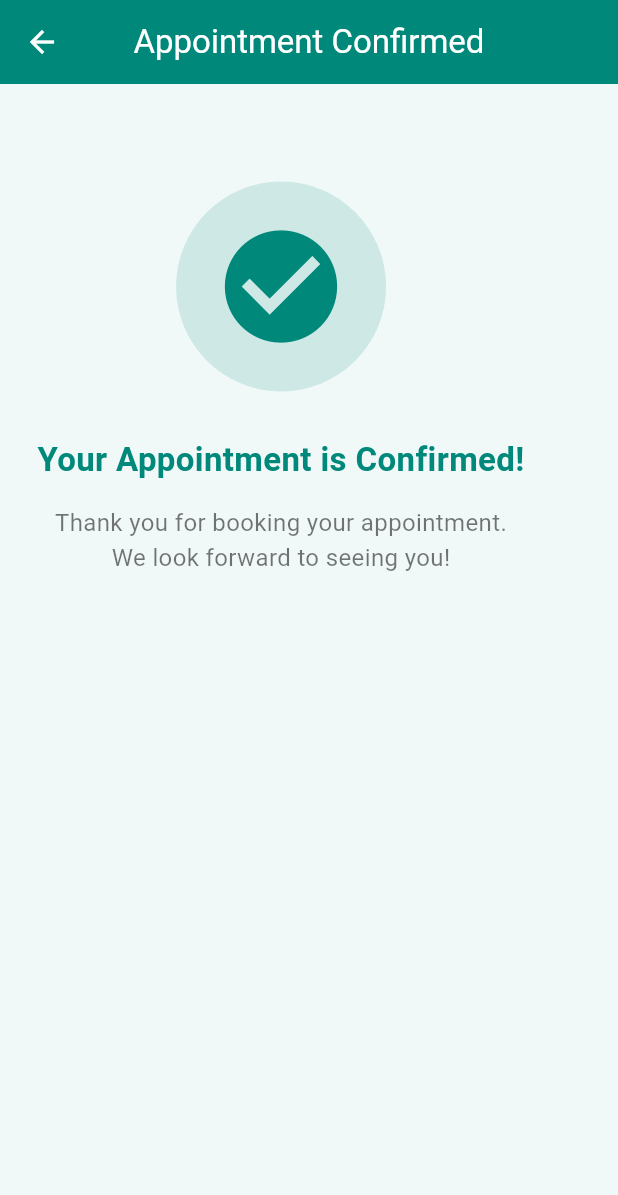
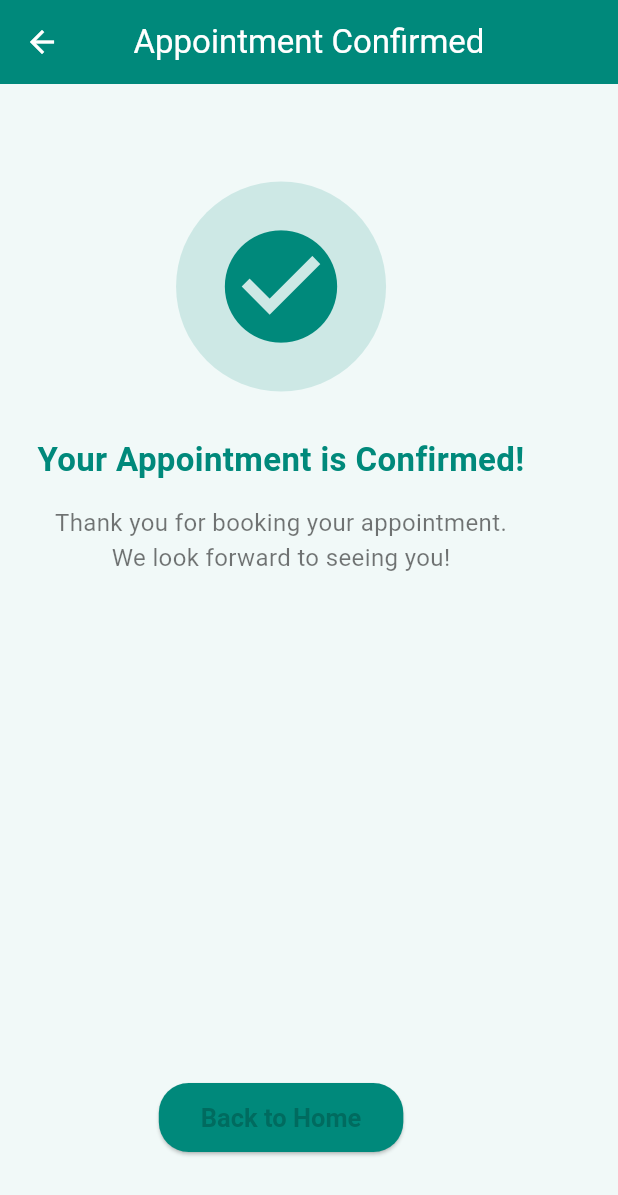
Before and after one commit to rimaejel143/doctor_appointments, a Flutter app: the ConfirmationPage screen opened by its route, on a phone screen of 412 x 824 dp. Shown: the top 1195 px of the screen. Run offline on Flutter 3.47's test engine with Material 3 defaults, Android fonts, the phone set to English and light mode, and no system bars; network calls fail.

Commit message:
add button

```diff
--- a/frontend/lib/screens/confirmation_page.dart
+++ b/frontend/lib/screens/confirmation_page.dart
@@ -55,6 +55,18 @@ class ConfirmationPage extends StatelessWidget {
 
             const Spacer(),
 
+              ElevatedButton(
+              onPressed: () {
+                Navigator.pushNamedAndRemoveUntil(
+                  context,
+                  "/",
+                  (route) => false,
+                );
+              },
+              child: const Text("Back to Home"),
+            ),
+
+            const SizedBox(height: 30),
 
 
         ],
```
